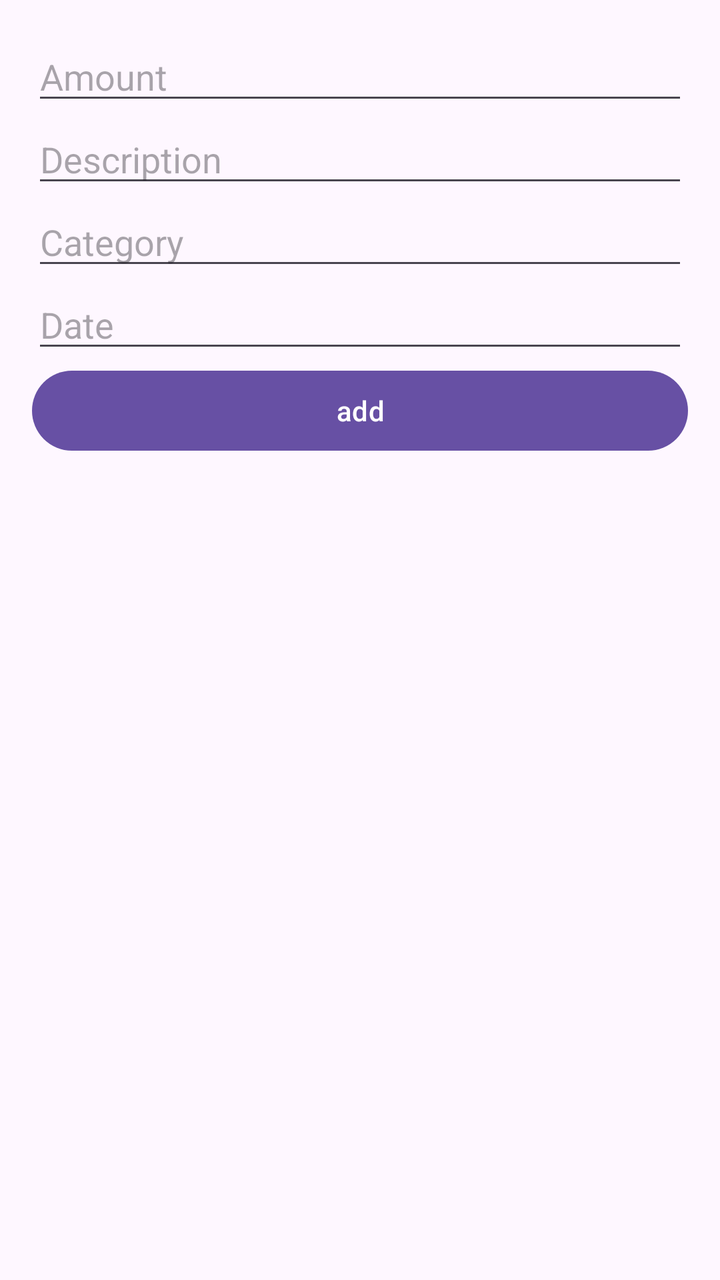
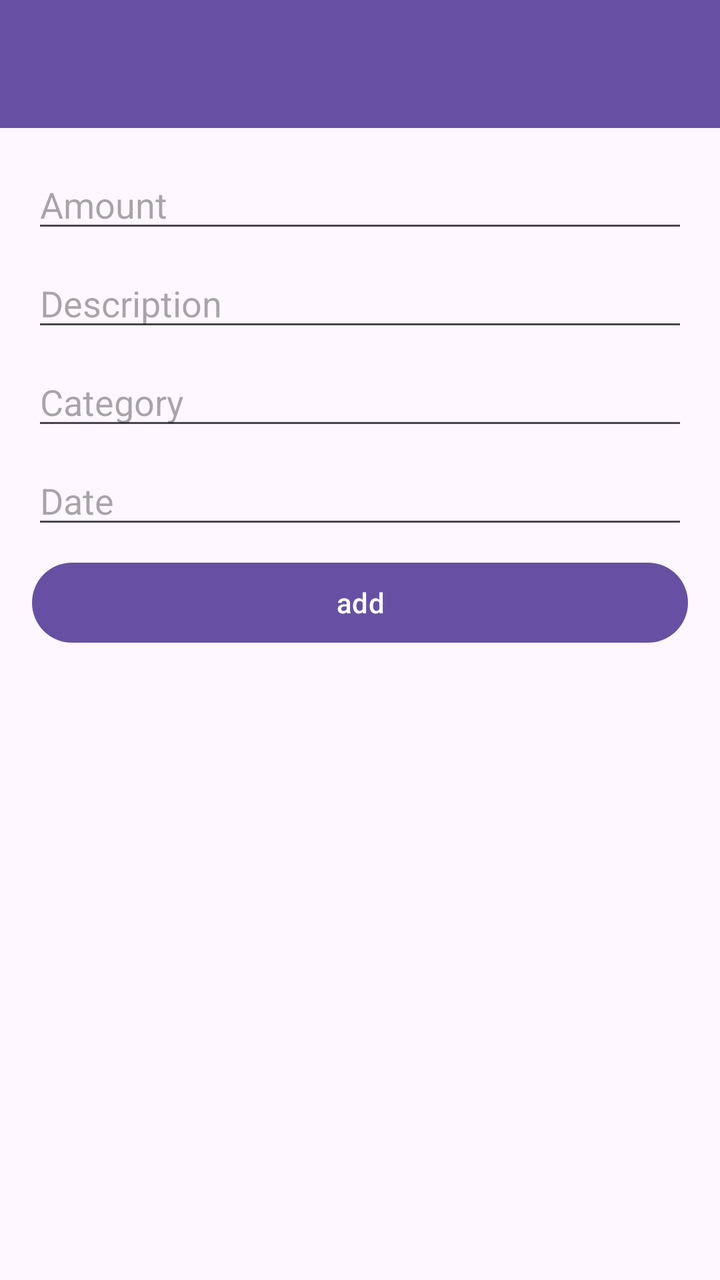

The first picture is an Android layout as it rendered before a commit; the second is the same layout after the commit. The layout source and the unified diff follow.
<!-- AndroidManifest.xml: application theme Theme.Wx11042 -->
<!-- res/layout/activity_main.xml -->
<?xml version="1.0" encoding="utf-8"?>
<LinearLayout xmlns:android="http://schemas.android.com/apk/res/android"
    xmlns:app="http://schemas.android.com/apk/res-auto"
    xmlns:tools="http://schemas.android.com/tools"
    android:orientation="vertical"
    android:id="@+id/main"
    android:layout_width="match_parent"
    android:layout_height="match_parent"
    android:layout_gravity="center"
    android:padding="16dp"
    tools:context=".AddExpenseActivity">


    <EditText
        android:id="@+id/etAmount"
        android:layout_width="match_parent"
        android:layout_height="wrap_content"
        android:ems="10"
        android:inputType="numberDecimal"
        android:hint="Amount"/>

    <EditText
        android:id="@+id/editTextDescription"
        android:layout_width="match_parent"
        android:layout_height="wrap_content"
        android:ems="10"
        android:inputType="text"
        android:hint="Description" />

    <EditText
        android:id="@+id/editTextCatagory"
        android:layout_width="match_parent"
        android:layout_height="wrap_content"
        android:ems="10"
        android:inputType="text"
        android:hint="Category" />

    <EditText
        android:id="@+id/editTextDate"
        android:layout_width="match_parent"
        android:layout_height="wrap_content"
        android:hint="Date" />

    <Button
        android:id="@+id/button"
        android:layout_width="match_parent"
        android:layout_height="wrap_content"
        android:text="add"
        android:layout_gravity="bottom"/>


</LinearLayout>
<!-- resources referenced by this layout -->
<resources>
  <style name="Theme.Wx11042" parent="Base.Theme.Wx11042" />
  <style name="Base.Theme.Wx11042" parent="Theme.Material3.DayNight.NoActionBar">
          
          
      </style>
</resources>

<!-- the commit's change to res/layout/activity_main.xml (unified diff, before → after) -->
@@ -7,46 +7,71 @@
     android:layout_width="match_parent"
     android:layout_height="match_parent"
     android:layout_gravity="center"
-    android:padding="16dp"
     tools:context=".AddExpenseActivity">
 
 
-    <EditText
-        android:id="@+id/etAmount"
+    <include layout="@layout/toolbar" />
+
+    <LinearLayout
         android:layout_width="match_parent"
-        android:layout_height="wrap_content"
-        android:ems="10"
-        android:inputType="numberDecimal"
-        android:hint="Amount"/>
+        android:layout_height="match_parent"
+        android:orientation="vertical"
+        android:padding="16dp">
 
-    <EditText
-        android:id="@+id/editTextDescription"
-        android:layout_width="match_parent"
-        android:layout_height="wrap_content"
-        android:ems="10"
-        android:inputType="text"
-        android:hint="Description" />
+        <EditText
+            android:id="@+id/etAmount"
+            android:layout_width="match_parent"
+            android:layout_height="wrap_content"
+            android:layout_marginBottom="8dp"
+            android:ems="10"
+            android:hint="Amount"
+            android:inputType="numberDecimal" />
 
-    <EditText
-        android:id="@+id/editTextCatagory"
-        android:layout_width="match_parent"
-        android:layout_height="wrap_content"
-        android:ems="10"
-        android:inputType="text"
-        android:hint="Category" />
+        <EditText
+            android:id="@+id/editTextDescription"
+            android:layout_width="match_parent"
+            android:layout_height="wrap_content"
+            android:layout_marginBottom="8dp"
+            android:ems="10"
+            android:hint="Description"
+            android:inputType="text" />
 
-    <EditText
-        android:id="@+id/editTextDate"
-        android:layout_width="match_parent"
-        android:layout_height="wrap_content"
-        android:hint="Date" />
+        <EditText
+            android:id="@+id/editTextCatagory"
+            android:layout_width="match_parent"
+            android:layout_height="wrap_content"
+            android:layout_marginBottom="8dp"
+            android:ems="10"
+            android:hint="Category"
+            android:inputType="text" />
 
-    <Button
-        android:id="@+id/button"
-        android:layout_width="match_parent"
-        android:layout_height="wrap_content"
-        android:text="add"
-        android:layout_gravity="bottom"/>
+        <EditText
+            android:id="@+id/editTextDate"
+            android:layout_width="match_parent"
+            android:layout_height="wrap_content"
+            android:layout_marginBottom="8dp"
+            android:clickable="true"
+            android:focusable="false"
+            android:hint="Date" />
+
+        <Button
+            android:id="@+id/button"
+            android:layout_width="match_parent"
+            android:layout_height="wrap_content"
+            android:layout_gravity="bottom"
+            android:text="add" />
+    </LinearLayout>
 
 
 </LinearLayout>
+<!-- res/layout/toolbar.xml (included above) -->
+<?xml version="1.0" encoding="utf-8"?>
+<androidx.appcompat.widget.Toolbar xmlns:android="http://schemas.android.com/apk/res/android"
+    xmlns:app="http://schemas.android.com/apk/res-auto"
+    android:id="@+id/toolbar"
+    android:layout_width="match_parent"
+    android:layout_height="?attr/actionBarSize"
+    android:background="?attr/colorPrimary"
+    android:elevation="4dp"
+    android:theme="@style/ThemeOverlay.AppCompat.Dark.ActionBar"
+    app:popupTheme="@style/ThemeOverlay.AppCompat.Light" />
